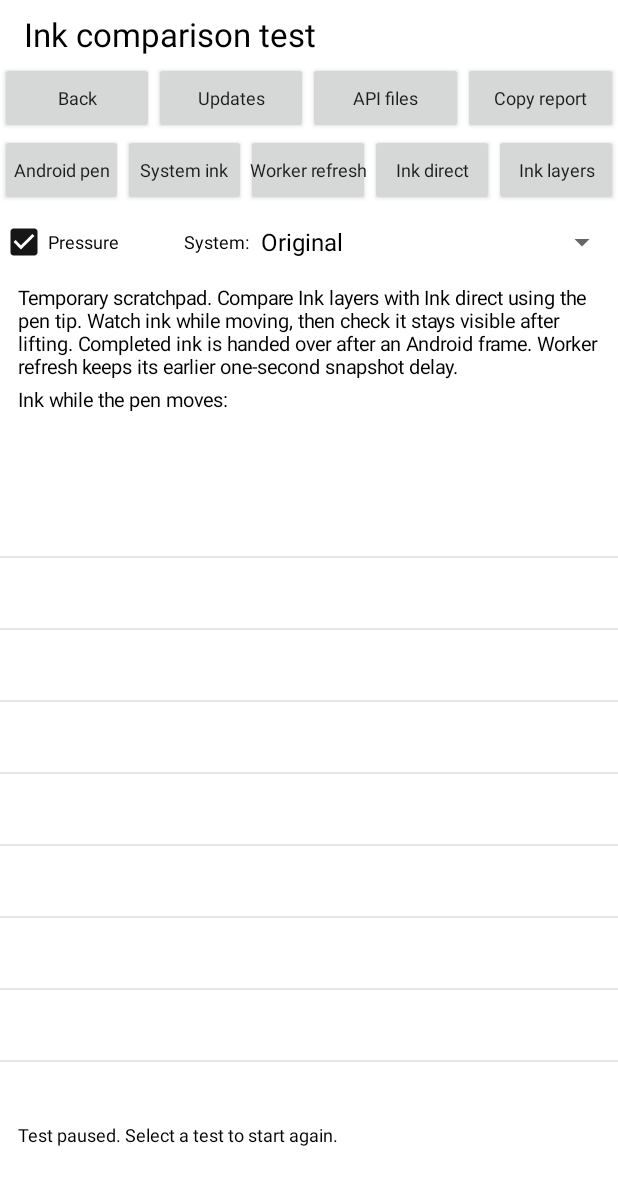
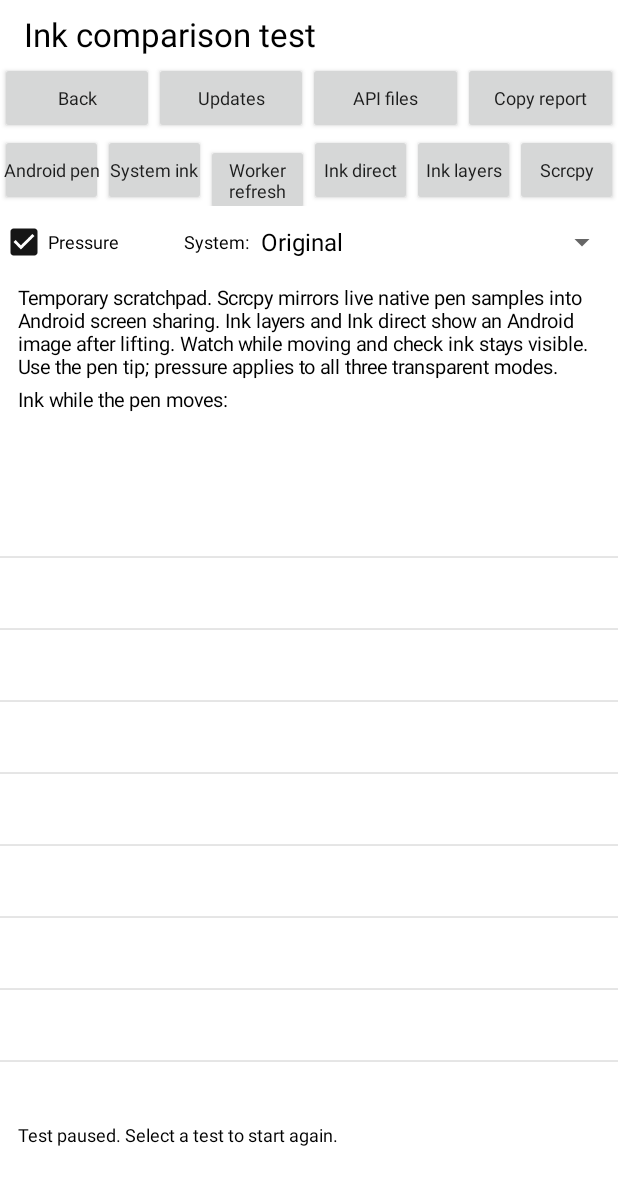
Before and after one commit to trimngo/fastnotes, an Android app: the InkTestActivity screen opened directly, with no data from a screen before it, after a tap on "Copy report", on a phone screen of 412 x 824 dp. Shown: the top 1185 px of the screen. Run offline under Robolectric (Android 15) with nearby library versions, the phone set to English and light mode, and no system bars; network calls fail; pictures from the network do not load; 2 other taps on this screen came first.

Commit message:
Add live screen capture: InkTestActivity.kt

```diff
--- a/app/src/main/java/dev/fastnotes/diagnostics/InkTestActivity.kt
+++ b/app/src/main/java/dev/fastnotes/diagnostics/InkTestActivity.kt
@@ -106,6 +106,7 @@ class InkTestActivity : Activity() {
         nativeProbe = NativeBufferProbe(this, log::event).also { probe ->
             probe.pressureEnabled = pressureEnabled
             probe.onStrokeFinished = { paper.nativeStrokeFinished() }
+            probe.onLiveInkChanged = { paper.nativeInkChanged() }
             probe.onFailure = { stopTest(probe.status) }
         }
         val root = LinearLayout(this).apply { orientation = LinearLayout.VERTICAL; setBackgroundColor(Color.WHITE) }
@@ -137,11 +138,12 @@ class InkTestActivity : Activity() {
             if (stopTest("Android pen: write with the pen tip.")) { modeLabel = "Android pen"; resetObservation() }
         }, "System ink" to { startSystemTest() }, "Worker refresh" to { startNativeTest(NativeBufferMode.DISPLAY) },
             "Ink direct" to { startNativeTest(NativeBufferMode.INK_DIRECT) },
-            "Ink layers" to { startNativeTest(NativeBufferMode.INK_LAYERS) })
+            "Ink layers" to { startNativeTest(NativeBufferMode.INK_LAYERS) },
+            "Scrcpy" to { startNativeTest(NativeBufferMode.SCRCPY) })
         val options = LinearLayout(this)
         options.addView(CheckBox(this).apply {
             text = "Pressure"; textSize = 12f; isChecked = pressureEnabled
-            tooltipText = "Applies to Ink layers and Ink direct; uses an app pressure curve."
+            tooltipText = "Applies to Ink layers, Ink direct and Scrcpy; uses an app pressure curve."
             setOnCheckedChangeListener { _, checked ->
                 pressureEnabled = checked
                 nativeProbe.pressureEnabled = checked
@@ -182,7 +184,7 @@ class InkTestActivity : Activity() {
         root.addView(options, LinearLayout.LayoutParams(ViewGroup.LayoutParams.MATCH_PARENT, dp(48)))
         root.addView(TextView(this).apply {
             // Fixed text preserves canvas geometry when tests/status change.
-            text = "Temporary scratchpad. Compare Ink layers with Ink direct using the pen tip. Watch ink while moving, then check it stays visible after lifting. Completed ink is handed over after an Android frame. Worker refresh keeps its earlier one-second snapshot delay."
+            text = "Temporary scratchpad. Scrcpy mirrors live native pen samples into Android screen sharing. Ink layers and Ink direct show an Android image after lifting. Watch while moving and check ink stays visible. Use the pen tip; pressure applies to all three transparent modes."
             textSize = 13f; setTextColor(Color.BLACK); setPadding(dp(12), dp(4), dp(12), dp(4))
         })
         root.addView(TextView(this).apply {
@@ -238,7 +240,8 @@ class InkTestActivity : Activity() {
         if (mode.inkLayers) {
             // Finish the mode-selection reset before enabling the native overlay.
             // Posting a Runnable alone would not establish draw/submission ordering.
-            paper.nativeMode(nativeProbe::capture, { nativeProbe.penDown }, nativeProbe::captureCompleted)
+            paper.nativeMode(nativeProbe::capture, { nativeProbe.penDown }, nativeProbe::captureCompleted,
+                if (mode.liveCapture) nativeProbe::captureLive else null)
             status.text = "${mode.label} selected. Write with the pen tip and check ink while moving."
             val request = NativePreparation(mode, geometry, SystemClock.uptimeMillis())
             nativePreparation = request
@@ -469,7 +472,8 @@ class InkTestActivity : Activity() {
         append("System experiment: ${systemExperiment.choice}; last requested area: ${lastSystemArea?.toShortString()}\n")
         append("System startup: $systemStartup\n")
         append("System selection: $systemSelected; waiting to resume: $systemResumePending; manual retry required: $systemStartFailed\n")
-        append("Native pressure enabled: $pressureEnabled (Ink layers / Ink direct; app curve)\n")
+        append("Native pressure enabled: $pressureEnabled (Ink layers / Ink direct / Scrcpy; app curve)\n")
+        append("Live Android capture: ${activeNativeMode?.liveCapture == true}; scrcpy encoding and physical latency require a device check.\n")
         append("Scratch handoff: ${paper.handoffDescription}\n")
         append("Native startup: $nativeStartup\n")
         append("User observed ink while moving: $observed\n")
```
